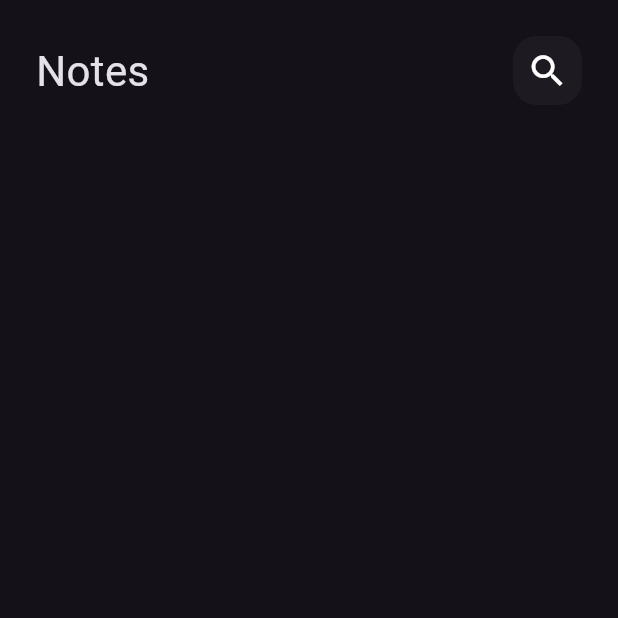
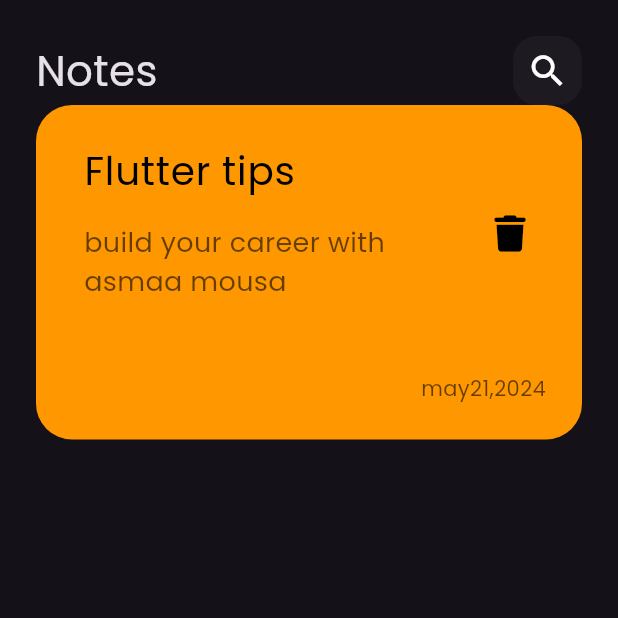
Before and after one commit to asmaamousa/notes-app, a Flutter app: the screen it shows after launch, on a phone screen of 412 x 824 dp, the top half of it. Run offline on Flutter 3.47's test engine with Material 3 defaults, Android fonts, the phone set to English and light mode, and no system bars; our stand-ins replace font_awesome_flutter.

Commit message:
customNoteItem

```diff
--- a/lib/main.dart
+++ b/lib/main.dart
@@ -12,7 +12,9 @@ class Notes extends StatelessWidget {
   Widget build(BuildContext context) {
     return MaterialApp(
       debugShowCheckedModeBanner:false,
-    theme: ThemeData(brightness: Brightness.dark),
+    theme: ThemeData(brightness: Brightness.dark,
+    fontFamily: 'Poppins'
+    ),
 home: const Notesview(),
     );
   }
--- a/lib/widgets/NotesViewBody.dart
+++ b/lib/widgets/NotesViewBody.dart
@@ -1,6 +1,8 @@
 import 'package:flutter/material.dart';
+import 'package:flutter/widgets.dart';
 import 'package:notes/widgets/customAppBar.dart';
-
+import 'package:font_awesome_flutter/font_awesome_flutter.dart';
+import 'package:notes/widgets/customNoteItem.dart';
 class Notesviewbody extends StatelessWidget {
   const Notesviewbody({super.key});
 
@@ -12,7 +14,7 @@ class Notesviewbody extends StatelessWidget {
 
         children: [
           CustomappBar(),
-
+         NoteItem()
         ],
       ),
     );
--- /dev/null
+++ b/lib/widgets/customNoteItem.dart
@@ -0,0 +1,46 @@
+import 'package:flutter/material.dart';
+import 'package:font_awesome_flutter/font_awesome_flutter.dart';
+
+class NoteItem extends StatelessWidget {
+  const NoteItem({super.key});
+
+  @override
+  Widget build(BuildContext context) {
+    return Container(
+            padding: const EdgeInsets.only(top: 16,left: 16),
+            decoration: BoxDecoration(
+              borderRadius: BorderRadius.circular(24),
+              color: Colors.orange,
+
+            ),
+            child: Column(
+              crossAxisAlignment: CrossAxisAlignment.end,
+              children: [
+              ListTile(
+
+                title:const Text("Flutter tips",style: TextStyle(color: Colors.black,
+                fontSize: 26
+                ),),
+                subtitle: Padding(
+                  padding: const EdgeInsets.only(top: 16,bottom: 16,right: 24),
+                  child: Text("build your career with asmaa mousa",style: TextStyle(color: Colors.black.withOpacity(.6),
+                   fontSize:18
+                  ),
+
+                  ),
+                ),
+                trailing: IconButton(onPressed: (){}, icon: const Icon(FontAwesomeIcons.trash,
+                color: Colors.black,
+                size: 24,
+                )),
+              ),
+              Padding(
+                padding: const EdgeInsets.all(24),
+                child: Text("may21,2024",style: TextStyle(color: Colors.black.withOpacity(.6),
+
+                )),
+              )
+            ],),
+          );
+  }
+}
```
Also changed, not shown: pubspec.yaml (+7 -12 lines), assets/fonts/Poppins-Regular.ttf (added), pubspec.lock.
